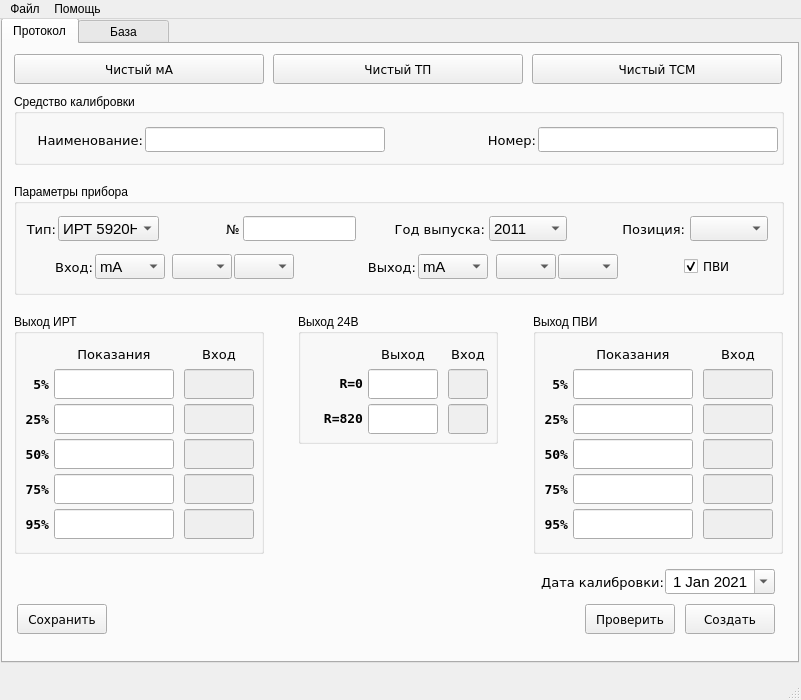
First picture: the form in main.ui, repository asd192/CalibrationIRT59, before the edit.
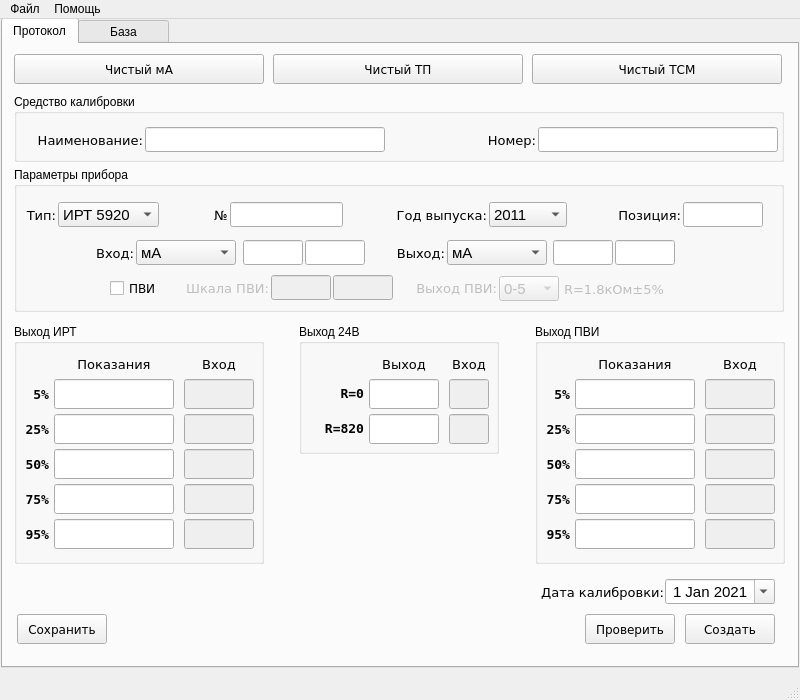
Second picture: the form after the edit.

Commit message: Правки

What changed in the file:
```diff
--- a/main.ui
+++ b/main.ui
@@ -9,7 +9,7 @@
    <rect>
     <x>0</x>
     <y>0</y>
-    <width>801</width>
+    <width>800</width>
     <height>700</height>
    </rect>
   </property>
@@ -28,7 +28,7 @@
       <x>1</x>
       <y>-1</y>
       <width>798</width>
-      <height>645</height>
+      <height>650</height>
      </rect>
     </property>
     <property name="tabPosition">
@@ -69,7 +69,7 @@
       <property name="geometry">
        <rect>
         <x>682</x>
-        <y>560</y>
+        <y>570</y>
         <width>90</width>
         <height>30</height>
        </rect>
@@ -90,9 +90,9 @@
       <property name="geometry">
        <rect>
         <x>11</x>
-        <y>140</y>
+        <y>123</y>
         <width>770</width>
-        <height>111</height>
+        <height>145</height>
        </rect>
       </property>
       <property name="font">
@@ -108,8 +108,8 @@
       <widget class="QLabel" name="label_parametr_number">
        <property name="geometry">
         <rect>
-         <x>210</x>
-         <y>37</y>
+         <x>198</x>
+         <y>40</y>
          <width>16</width>
          <height>16</height>
         </rect>
@@ -135,8 +135,8 @@
       <widget class="QLineEdit" name="lineEdit_parametr_number">
        <property name="geometry">
         <rect>
-         <x>229</x>
-         <y>32</y>
+         <x>216</x>
+         <y>35</y>
          <width>113</width>
          <height>25</height>
         </rect>
@@ -156,29 +156,11 @@
         <string>04Н-000000</string>
        </property>
       </widget>
-      <widget class="QComboBox" name="comboBox_in_start_value">
-       <property name="geometry">
-        <rect>
-         <x>158</x>
-         <y>70</y>
-         <width>60</width>
-         <height>25</height>
-        </rect>
-       </property>
-       <property name="font">
-        <font>
-         <family>Segoe UI</family>
-         <pointsize>11</pointsize>
-         <weight>50</weight>
-         <bold>false</bold>
-        </font>
-       </property>
-      </widget>
       <widget class="QLabel" name="label_in_signal">
        <property name="geometry">
         <rect>
-         <x>29</x>
-         <y>75</y>
+         <x>70</x>
+         <y>78</y>
          <width>50</width>
          <height>16</height>
         </rect>
@@ -201,9 +183,9 @@
       <widget class="QComboBox" name="comboBox_in_signal_type">
        <property name="geometry">
         <rect>
-         <x>81</x>
-         <y>70</y>
-         <width>70</width>
+         <x>122</x>
+         <y>73</y>
+         <width>100</width>
          <height>25</height>
         </rect>
        </property>
@@ -229,7 +211,7 @@
        </property>
        <item>
         <property name="text">
-         <string>mA</string>
+         <string>мА</string>
         </property>
        </item>
        <item>
@@ -246,8 +228,8 @@
       <widget class="QLabel" name="label_out_signal">
        <property name="geometry">
         <rect>
-         <x>352</x>
-         <y>75</y>
+         <x>381</x>
+         <y>78</y>
          <width>50</width>
          <height>16</height>
         </rect>
@@ -267,29 +249,11 @@
         <set>Qt::AlignRight|Qt::AlignTrailing|Qt::AlignVCenter</set>
        </property>
       </widget>
-      <widget class="QComboBox" name="comboBox_out_start_value">
-       <property name="geometry">
-        <rect>
-         <x>482</x>
-         <y>70</y>
-         <width>60</width>
-         <height>25</height>
-        </rect>
-       </property>
-       <property name="font">
-        <font>
-         <family>Segoe UI</family>
-         <pointsize>11</pointsize>
-         <weight>50</weight>
-         <bold>false</bold>
-        </font>
-       </property>
-      </widget>
       <widget class="QComboBox" name="comboBox_parametr_year">
        <property name="geometry">
         <rect>
          <x>475</x>
-         <y>32</y>
+         <y>35</y>
          <width>78</width>
          <height>25</height>
         </rect>
@@ -366,8 +330,8 @@
       <widget class="QLabel" name="label_parametr_year">
        <property name="geometry">
         <rect>
-         <x>380</x>
-         <y>37</y>
+         <x>382</x>
+         <y>40</y>
          <width>91</width>
          <height>16</height>
         </rect>
@@ -394,7 +358,7 @@
        <property name="geometry">
         <rect>
          <x>44</x>
-         <y>32</y>
+         <y>35</y>
          <width>101</width>
          <height>25</height>
         </rect>
@@ -419,7 +383,7 @@
        </property>
        <item>
         <property name="text">
-         <string>ИРТ 5920Н</string>
+         <string>ИРТ 5920</string>
         </property>
        </item>
        <item>
@@ -431,9 +395,9 @@
       <widget class="QComboBox" name="comboBox_out_signal_type">
        <property name="geometry">
         <rect>
-         <x>404</x>
-         <y>70</y>
-         <width>70</width>
+         <x>433</x>
+         <y>73</y>
+         <width>100</width>
          <height>25</height>
         </rect>
        </property>
@@ -453,7 +417,7 @@
        </property>
        <item>
         <property name="text">
-         <string>mA</string>
+         <string>мА</string>
         </property>
        </item>
        <item>
@@ -471,7 +435,7 @@
        <property name="geometry">
         <rect>
          <x>11</x>
-         <y>37</y>
+         <y>40</y>
          <width>31</width>
          <height>16</height>
         </rect>
@@ -494,32 +458,11 @@
         <cstring>comboBox_parametr_type</cstring>
        </property>
       </widget>
-      <widget class="QComboBox" name="comboBox_parametr_position">
-       <property name="geometry">
-        <rect>
-         <x>676</x>
-         <y>32</y>
-         <width>78</width>
-         <height>25</height>
-        </rect>
-       </property>
-       <property name="font">
-        <font>
-         <family>Segoe UI</family>
-         <pointsize>11</pointsize>
-         <weight>50</weight>
-         <bold>false</bold>
-        </font>
-       </property>
-       <property name="toolTip">
-        <string/>
-       </property>
-      </widget>
       <widget class="QLabel" name="label_parametr_position">
        <property name="geometry">
         <rect>
-         <x>601</x>
-         <y>37</y>
+         <x>597</x>
+         <y>40</y>
          <width>70</width>
          <height>16</height>
         </rect>
@@ -543,10 +486,13 @@
        </property>
       </widget>
       <widget class="QCheckBox" name="checkBox_pvi">
+       <property name="enabled">
+        <bool>true</bool>
+       </property>
        <property name="geometry">
         <rect>
-         <x>670</x>
-         <y>70</y>
+         <x>96</x>
+         <y>109</y>
          <width>60</width>
          <height>25</height>
         </rect>
@@ -568,15 +514,21 @@
          <height>16</height>
         </size>
        </property>
+       <property name="checkable">
+        <bool>true</bool>
+       </property>
        <property name="checked">
-        <bool>true</bool>
+        <bool>false</bool>
        </property>
       </widget>
-      <widget class="QComboBox" name="comboBox_out_end_value">
+      <widget class="QLineEdit" name="lineEdit_in_start_value">
+       <property name="enabled">
+        <bool>true</bool>
+       </property>
        <property name="geometry">
         <rect>
-         <x>544</x>
-         <y>70</y>
+         <x>229</x>
+         <y>73</y>
          <width>60</width>
          <height>25</height>
         </rect>
@@ -584,17 +536,45 @@
        <property name="font">
         <font>
          <family>Segoe UI</family>
+         <pointsize>10</pointsize>
+        </font>
+       </property>
+       <property name="inputMethodHints">
+        <set>Qt::ImhNone</set>
+       </property>
+       <property name="maxLength">
+        <number>6</number>
+       </property>
+       <property name="readOnly">
+        <bool>false</bool>
+       </property>
+      </widget>
+      <widget class="QLineEdit" name="lineEdit_parametr_position">
+       <property name="geometry">
+        <rect>
+         <x>669</x>
+         <y>35</y>
+         <width>80</width>
+         <height>25</height>
+        </rect>
+       </property>
+       <property name="font">
+        <font>
+         <family>Segoe UI</family>
          <pointsize>11</pointsize>
          <weight>50</weight>
          <bold>false</bold>
         </font>
        </property>
       </widget>
-      <widget class="QComboBox" name="comboBox_in_end_value">
+      <widget class="QLineEdit" name="lineEdit_in_end_value">
+       <property name="enabled">
+        <bool>true</bool>
+       </property>
        <property name="geometry">
         <rect>
-         <x>220</x>
-         <y>70</y>
+         <x>291</x>
+         <y>73</y>
          <width>60</width>
          <height>25</height>
         </rect>
@@ -602,10 +582,258 @@
        <property name="font">
         <font>
          <family>Segoe UI</family>
+         <pointsize>10</pointsize>
+        </font>
+       </property>
+       <property name="inputMethodHints">
+        <set>Qt::ImhNone</set>
+       </property>
+       <property name="maxLength">
+        <number>6</number>
+       </property>
+       <property name="readOnly">
+        <bool>false</bool>
+       </property>
+      </widget>
+      <widget class="QLineEdit" name="lineEdit_out_start_value">
+       <property name="enabled">
+        <bool>true</bool>
+       </property>
+       <property name="geometry">
+        <rect>
+         <x>539</x>
+         <y>73</y>
+         <width>60</width>
+         <height>25</height>
+        </rect>
+       </property>
+       <property name="font">
+        <font>
+         <family>Segoe UI</family>
+         <pointsize>10</pointsize>
+        </font>
+       </property>
+       <property name="inputMethodHints">
+        <set>Qt::ImhNone</set>
+       </property>
+       <property name="maxLength">
+        <number>6</number>
+       </property>
+       <property name="readOnly">
+        <bool>false</bool>
+       </property>
+      </widget>
+      <widget class="QLineEdit" name="lineEdit_out_end_value">
+       <property name="enabled">
+        <bool>true</bool>
+       </property>
+       <property name="geometry">
+        <rect>
+         <x>601</x>
+         <y>73</y>
+         <width>60</width>
+         <height>25</height>
+        </rect>
+       </property>
+       <property name="font">
+        <font>
+         <family>Segoe UI</family>
+         <pointsize>10</pointsize>
+        </font>
+       </property>
+       <property name="inputMethodHints">
+        <set>Qt::ImhNone</set>
+       </property>
+       <property name="maxLength">
+        <number>6</number>
+       </property>
+       <property name="readOnly">
+        <bool>false</bool>
+       </property>
+      </widget>
+      <widget class="QLineEdit" name="lineEdit_pvi_scale_start">
+       <property name="enabled">
+        <bool>false</bool>
+       </property>
+       <property name="geometry">
+        <rect>
+         <x>257</x>
+         <y>108</y>
+         <width>60</width>
+         <height>25</height>
+        </rect>
+       </property>
+       <property name="font">
+        <font>
+         <family>Segoe UI</family>
+         <pointsize>10</pointsize>
+        </font>
+       </property>
+       <property name="inputMethodHints">
+        <set>Qt::ImhNone</set>
+       </property>
+       <property name="maxLength">
+        <number>6</number>
+       </property>
+       <property name="readOnly">
+        <bool>false</bool>
+       </property>
+      </widget>
+      <widget class="QLineEdit" name="lineEdit_pvi_scale_end">
+       <property name="enabled">
+        <bool>false</bool>
+       </property>
+       <property name="geometry">
+        <rect>
+         <x>319</x>
+         <y>108</y>
+         <width>60</width>
+         <height>25</height>
+        </rect>
+       </property>
+       <property name="font">
+        <font>
+         <family>Segoe UI</family>
+         <pointsize>10</pointsize>
+        </font>
+       </property>
+       <property name="inputMethodHints">
+        <set>Qt::ImhNone</set>
+       </property>
+       <property name="maxLength">
+        <number>6</number>
+       </property>
+       <property name="readOnly">
+        <bool>false</bool>
+       </property>
+      </widget>
+      <widget class="QLabel" name="label_pvi_scale">
+       <property name="enabled">
+        <bool>false</bool>
+       </property>
+       <property name="geometry">
+        <rect>
+         <x>170</x>
+         <y>113</y>
+         <width>85</width>
+         <height>16</height>
+        </rect>
+       </property>
+       <property name="font">
+        <font>
+         <family>DejaVu Sans</family>
+         <pointsize>10</pointsize>
+         <weight>50</weight>
+         <bold>false</bold>
+        </font>
+       </property>
+       <property name="text">
+        <string>Шкала ПВИ:</string>
+       </property>
+       <property name="alignment">
+        <set>Qt::AlignRight|Qt::AlignTrailing|Qt::AlignVCenter</set>
+       </property>
+      </widget>
+      <widget class="QLabel" name="label_pvi_out">
+       <property name="enabled">
+        <bool>false</bool>
+       </property>
+       <property name="geometry">
+        <rect>
+         <x>398</x>
+         <y>113</y>
+         <width>85</width>
+         <height>16</height>
+        </rect>
+       </property>
+       <property name="font">
+        <font>
+         <family>DejaVu Sans</family>
+         <pointsize>10</pointsize>
+         <weight>50</weight>
+         <bold>false</bold>
+        </font>
+       </property>
+       <property name="text">
+        <string>Выход ПВИ:</string>
+       </property>
+       <property name="alignment">
+        <set>Qt::AlignRight|Qt::AlignTrailing|Qt::AlignVCenter</set>
+       </property>
+      </widget>
+      <widget class="QComboBox" name="comboBox_pvi_out">
+       <property name="enabled">
+        <bool>false</bool>
+       </property>
+       <property name="geometry">
+        <rect>
+         <x>485</x>
+         <y>109</y>
+         <width>60</width>
+         <height>25</height>
+        </rect>
+       </property>
+       <property name="font">
+        <font>
+         <family>Segoe UI</family>
          <pointsize>11</pointsize>
          <weight>50</weight>
          <bold>false</bold>
         </font>
+       </property>
+       <property name="editable">
+        <bool>false</bool>
+       </property>
+       <property name="insertPolicy">
+        <enum>QComboBox::InsertAtBottom</enum>
+       </property>
+       <property name="sizeAdjustPolicy">
+        <enum>QComboBox::AdjustToContentsOnFirstShow</enum>
+       </property>
+       <property name="duplicatesEnabled">
+        <bool>false</bool>
+       </property>
+       <item>
+        <property name="text">
+         <string>0-5</string>
+        </property>
+       </item>
+       <item>
+        <property name="text">
+         <string>0-20</string>
+        </property>
+       </item>
+       <item>
+        <property name="text">
+         <string>4-20</string>
+        </property>
+       </item>
+      </widget>
+      <widget class="QLabel" name="label_pvi_out_r">
+       <property name="enabled">
+        <bool>false</bool>
+       </property>
+       <property name="geometry">
+        <rect>
+         <x>550</x>
+         <y>114</y>
+         <width>100</width>
+         <height>16</height>
+        </rect>
+       </property>
+       <property name="font">
+        <font>
+         <family>DejaVu Sans</family>
+         <pointsize>10</pointsize>
+         <weight>50</weight>
+         <bold>false</bold>
+        </font>
+       </property>
+       <property name="text">
+        <string>R=1.8кОм±5%</string>
+       </property>
+       <property name="alignment">
+        <set>Qt::AlignLeading|Qt::AlignLeft|Qt::AlignVCenter</set>
        </property>
       </widget>
      </widget>
@@ -613,7 +841,7 @@
       <property name="geometry">
        <rect>
         <x>530</x>
-        <y>530</y>
+        <y>540</y>
         <width>131</width>
         <height>16</height>
        </rect>
@@ -640,7 +868,7 @@
       <property name="geometry">
        <rect>
         <x>582</x>
-        <y>560</y>
+        <y>570</y>
         <width>90</width>
         <height>30</height>
        </rect>
@@ -661,7 +889,7 @@
       <property name="geometry">
        <rect>
         <x>14</x>
-        <y>560</y>
+        <y>570</y>
         <width>90</width>
         <height>30</height>
        </rect>
@@ -681,8 +909,8 @@
      <widget class="QGroupBox" name="groupBox_out_24">
       <property name="geometry">
        <rect>
-        <x>295</x>
-        <y>270</y>
+        <x>296</x>
+        <y>280</y>
         <width>200</width>
         <height>130</height>
        </rect>
@@ -861,7 +1089,7 @@
       <property name="geometry">
        <rect>
         <x>11</x>
-        <y>270</y>
+        <y>280</y>
         <width>250</width>
         <height>240</height>
        </rect>
@@ -1259,7 +1487,7 @@
       <property name="geometry">
        <rect>
         <x>662</x>
-        <y>525</y>
+        <y>535</y>
         <width>110</width>
         <height>25</height>
        </rect>
@@ -1304,7 +1532,7 @@
         <x>11</x>
         <y>50</y>
         <width>770</width>
-        <height>71</height>
+        <height>68</height>
        </rect>
       </property>
       <property name="autoFillBackground">
@@ -1443,8 +1671,8 @@
      <widget class="QGroupBox" name="groupBox_out_pvi">
       <property name="geometry">
        <rect>
-        <x>530</x>
-        <y>270</y>
+        <x>532</x>
+        <y>280</y>
         <width>250</width>
         <height>240</height>
        </rect>
@@ -1869,7 +2097,7 @@
     <rect>
      <x>0</x>
      <y>0</y>
-     <width>801</width>
+     <width>800</width>
      <height>29</height>
     </rect>
    </property>
```
Left out of the diff: 53 changed lines with no effect on the pictures. The commit also changes 2 other files.
